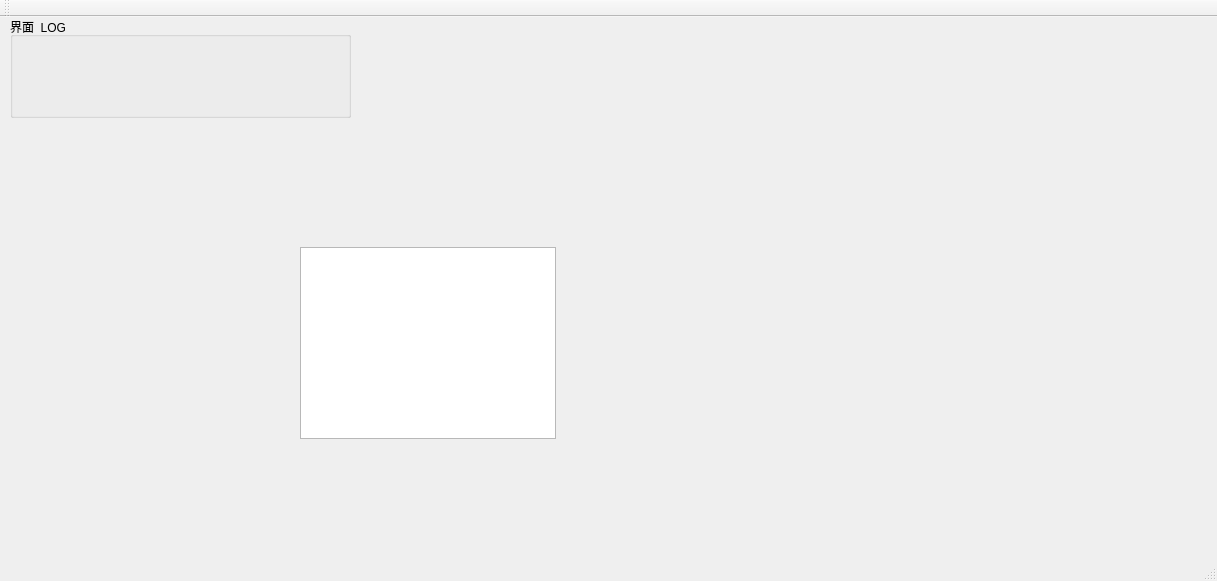
MaLiguy/github.work, file sandbox2/testqt/testqt/mainwindow.ui: the form before one commit.
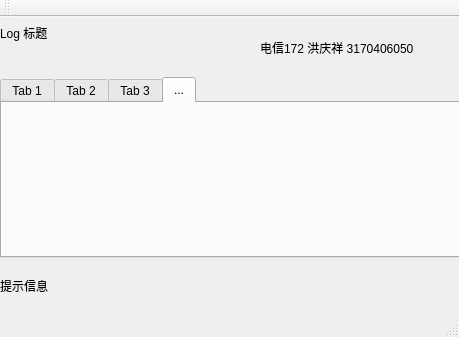
The form after the commit.

Patch:
```diff
--- a/sandbox2/testqt/testqt/mainwindow.ui
+++ b/sandbox2/testqt/testqt/mainwindow.ui
@@ -6,35 +6,84 @@
    <rect>
     <x>0</x>
     <y>0</y>
-    <width>1217</width>
-    <height>581</height>
+    <width>459</width>
+    <height>337</height>
    </rect>
   </property>
   <property name="windowTitle">
    <string>MainWindow</string>
   </property>
   <widget class="QWidget" name="centralWidget">
-   <widget class="QGroupBox" name="groupBox">
+   <widget class="QTabWidget" name="tabWidget">
     <property name="geometry">
      <rect>
-      <x>10</x>
+      <x>0</x>
+      <y>60</y>
+      <width>461</width>
+      <height>181</height>
+     </rect>
+    </property>
+    <property name="currentIndex">
+     <number>3</number>
+    </property>
+    <widget class="QWidget" name="tab">
+     <attribute name="title">
+      <string>Tab 1</string>
+     </attribute>
+    </widget>
+    <widget class="QWidget" name="tab_2">
+     <attribute name="title">
+      <string>Tab 2</string>
+     </attribute>
+    </widget>
+    <widget class="QWidget" name="tab_3">
+     <attribute name="title">
+      <string>Tab 3</string>
+     </attribute>
+    </widget>
+    <widget class="QWidget" name="tab_4">
+     <attribute name="title">
+      <string>...</string>
+     </attribute>
+    </widget>
+   </widget>
+   <widget class="QLabel" name="label">
+    <property name="geometry">
+     <rect>
+      <x>0</x>
       <y>0</y>
-      <width>341</width>
-      <height>101</height>
+      <width>101</width>
+      <height>31</height>
      </rect>
     </property>
-    <property name="title">
-     <string>界面  LOG</string>
+    <property name="text">
+     <string>Log 标题</string>
     </property>
    </widget>
-   <widget class="QTableWidget" name="tableWidget">
+   <widget class="QLabel" name="label_2">
     <property name="geometry">
      <rect>
-      <x>300</x>
-      <y>230</y>
-      <width>256</width>
-      <height>192</height>
+      <x>260</x>
+      <y>10</y>
+      <width>191</width>
+      <height>41</height>
      </rect>
+    </property>
+    <property name="text">
+     <string>电信172 洪庆祥 3170406050</string>
+    </property>
+   </widget>
+   <widget class="QLabel" name="label_3">
+    <property name="geometry">
+     <rect>
+      <x>0</x>
+      <y>260</y>
+      <width>67</width>
+      <height>17</height>
+     </rect>
+    </property>
+    <property name="text">
+     <string>提示信息</string>
     </property>
    </widget>
   </widget>
```
Left out of the diff: 2 changed lines with no effect on the pictures.
